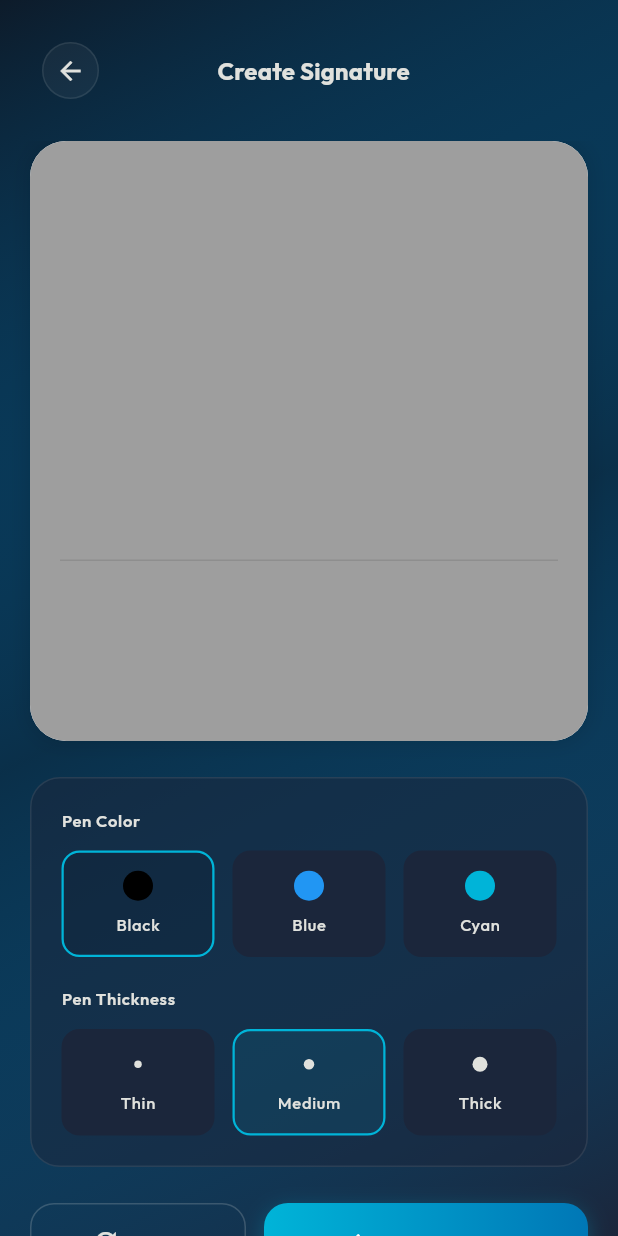
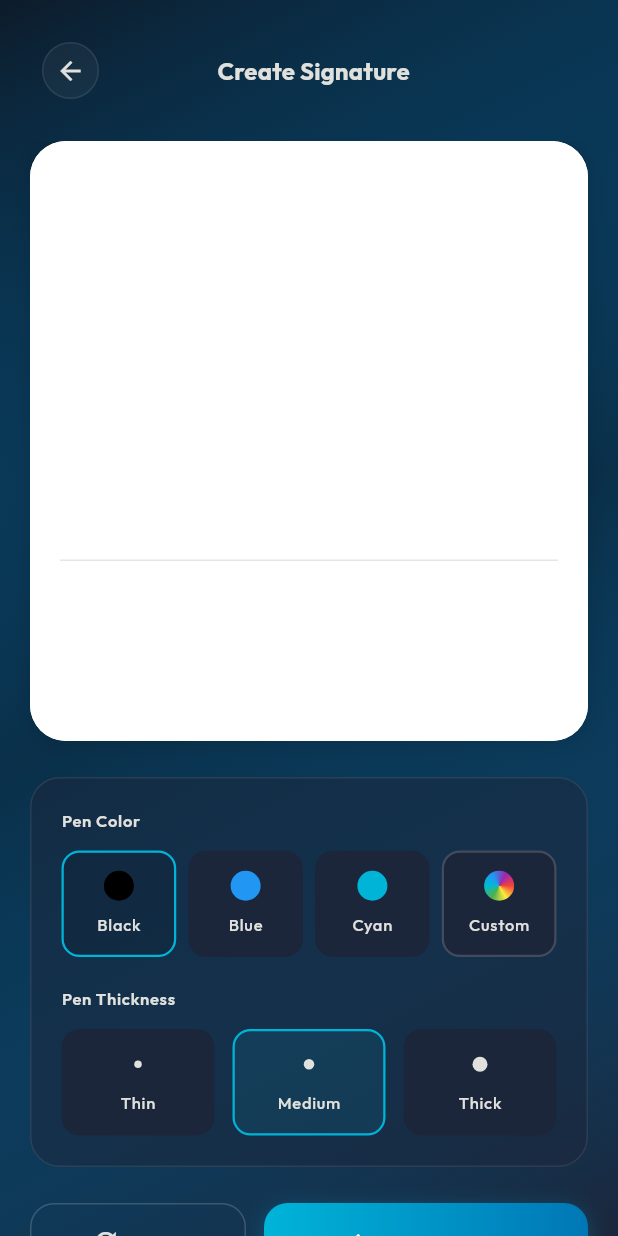
Before and after one commit to nabilban/codasign, a Flutter app: the CreateSignaturePage screen opened directly, on a phone screen of 412 x 824 dp. Run offline on Flutter 3.47's test engine with Material 3 defaults, Android fonts, the phone set to English and light mode, and no system bars; drawn by our look-alikes of signature; our stand-ins replace bloc, flutter_bloc, freezed_annotation, google_fonts; missing offline and left inert: flutter_hsvcolor_picker; generated files the repository leaves out were written again.

Commit message:
feat: Add custom color selection for signature controls and set the signature canvas background to white.

```diff
--- a/lib/app/features/signature/widgets/signature_canvas.dart
+++ b/lib/app/features/signature/widgets/signature_canvas.dart
@@ -31,6 +31,7 @@ class SignatureCanvas extends StatelessWidget {
           children: [
             Signature(
               controller: controller,
+              backgroundColor: Colors.white,
             ),
             Positioned(
               left: 20,
--- a/lib/app/features/signature/widgets/signature_controls.dart
+++ b/lib/app/features/signature/widgets/signature_controls.dart
@@ -1,5 +1,6 @@
 import 'package:codasign/app/ui/colors.dart';
 import 'package:flutter/material.dart';
+import 'package:flutter_hsvcolor_picker/flutter_hsvcolor_picker.dart';
 
 class SignatureControls extends StatelessWidget {
   const SignatureControls({
@@ -14,6 +15,75 @@ class SignatureControls extends StatelessWidget {
   final double selectedThickness;
   final ValueChanged<Color> onColorChanged;
   final ValueChanged<double> onThicknessChanged;
+
+  static const List<Color> _presetColors = [
+    Colors.black,
+    Colors.blue,
+    AppColors.primary,
+  ];
+
+  bool get _isCustomColor =>
+      !_presetColors.any((c) => c.toARGB32() == selectedColor.toARGB32());
+
+  Future<void> _openColorPicker(BuildContext context) async {
+    var pickedColor = selectedColor;
+
+    await showDialog<void>(
+      context: context,
+      builder: (dialogContext) {
+        return StatefulBuilder(
+          builder: (context, setDialogState) {
+            return AlertDialog(
+              backgroundColor: const Color(0xFF1B263B),
+              shape: RoundedRectangleBorder(
+                borderRadius: BorderRadius.circular(20),
+              ),
+              title: Text(
+                'Custom Color',
+                style: Theme.of(context).textTheme.titleMedium?.copyWith(
+                  color: Colors.white,
+                  fontWeight: FontWeight.bold,
+                ),
+              ),
+              content: SizedBox(
+                width: double.maxFinite,
+                child: ColorPicker(
+                  color: pickedColor,
+                  onChanged: (value) =>
+                      setDialogState(() => pickedColor = value),
+                ),
+              ),
+              actions: [
+                TextButton(
+                  onPressed: () => Navigator.pop(dialogContext),
+                  child: Text(
+                    'Cancel',
+                    style: Theme.of(context).textTheme.labelLarge?.copyWith(
+                      color: Colors.white54,
+                    ),
+                  ),
+                ),
+                ElevatedButton(
+                  onPressed: () {
+                    onColorChanged(pickedColor);
+                    Navigator.pop(dialogContext);
+                  },
+                  style: ElevatedButton.styleFrom(
+                    backgroundColor: AppColors.primary,
+                    foregroundColor: Colors.white,
+                    shape: RoundedRectangleBorder(
+                      borderRadius: BorderRadius.circular(10),
+                    ),
+                  ),
+                  child: const Text('Apply'),
+                ),
+              ],
+            );
+          },
+        );
+      },
+    );
+  }
 
   @override
   Widget build(BuildContext context) {
@@ -46,19 +116,87 @@ class SignatureControls extends StatelessWidget {
                 isSelected: selectedColor == Colors.black,
                 onTap: () => onColorChanged(Colors.black),
               ),
-              const SizedBox(width: 12),
+              const SizedBox(width: 8),
               _ColorOption(
                 color: Colors.blue,
                 label: 'Blue',
                 isSelected: selectedColor == Colors.blue,
                 onTap: () => onColorChanged(Colors.blue),
               ),
-              const SizedBox(width: 12),
+              const SizedBox(width: 8),
               _ColorOption(
                 color: AppColors.primary,
                 label: 'Cyan',
                 isSelected: selectedColor == AppColors.primary,
                 onTap: () => onColorChanged(AppColors.primary),
+              ),
+              const SizedBox(width: 8),
+              // Custom color option
+              Expanded(
+                child: GestureDetector(
+                  onTap: () => _openColorPicker(context),
+                  child: Container(
+                    padding: const EdgeInsets.symmetric(vertical: 12),
+                    decoration: BoxDecoration(
+                      color: _isCustomColor
+                          ? selectedColor.withValues(alpha: 0.15)
+                          : theme.colorScheme.surface,
+                      borderRadius: BorderRadius.circular(12),
+                      border: Border.all(
+                        color: _isCustomColor
+                            ? selectedColor
+                            : theme.colorScheme.onSurface.withValues(
+                                alpha: 0.2,
+                              ),
+                        width: 1.5,
+                      ),
+                    ),
+                    child: Column(
+                      children: [
+                        Container(
+                          width: 20,
+                          height: 20,
+                          decoration: BoxDecoration(
+                            shape: BoxShape.circle,
+                            gradient: const SweepGradient(
+                              colors: [
+                                Colors.red,
+                                Colors.yellow,
+                                Colors.green,
+                                Colors.cyan,
+                                Colors.blue,
+                                Colors.purple,
+                                Colors.red,
+                              ],
+                            ),
+                            border: Border.all(
+                              color: _isCustomColor
+                                  ? selectedColor
+                                  : Colors.transparent,
+                              width: 2,
+                            ),
+                          ),
+                          child: _isCustomColor
+                              ? Container(
+                                  margin: const EdgeInsets.all(3),
+                                  decoration: BoxDecoration(
+                                    color: selectedColor,
+                                    shape: BoxShape.circle,
+                                  ),
+                                )
+                              : null,
+                        ),
+                        const SizedBox(height: 8),
+                        Text(
+                          'Custom',
+                          style: theme.textTheme.labelSmall?.copyWith(
+                            fontWeight: FontWeight.w500,
+                          ),
+                        ),
+                      ],
+                    ),
+                  ),
+                ),
               ),
             ],
           ),
--- a/pubspec.yaml
+++ b/pubspec.yaml
@@ -17,6 +17,7 @@ dependencies:
   flutter:
     sdk: flutter
   flutter_bloc: ^9.1.1
+  flutter_hsvcolor_picker: ^1.5.1
   flutter_localizations:
     sdk: flutter
   freezed_annotation: ^2.4.4
```
Also changed, not shown: pubspec.lock.
